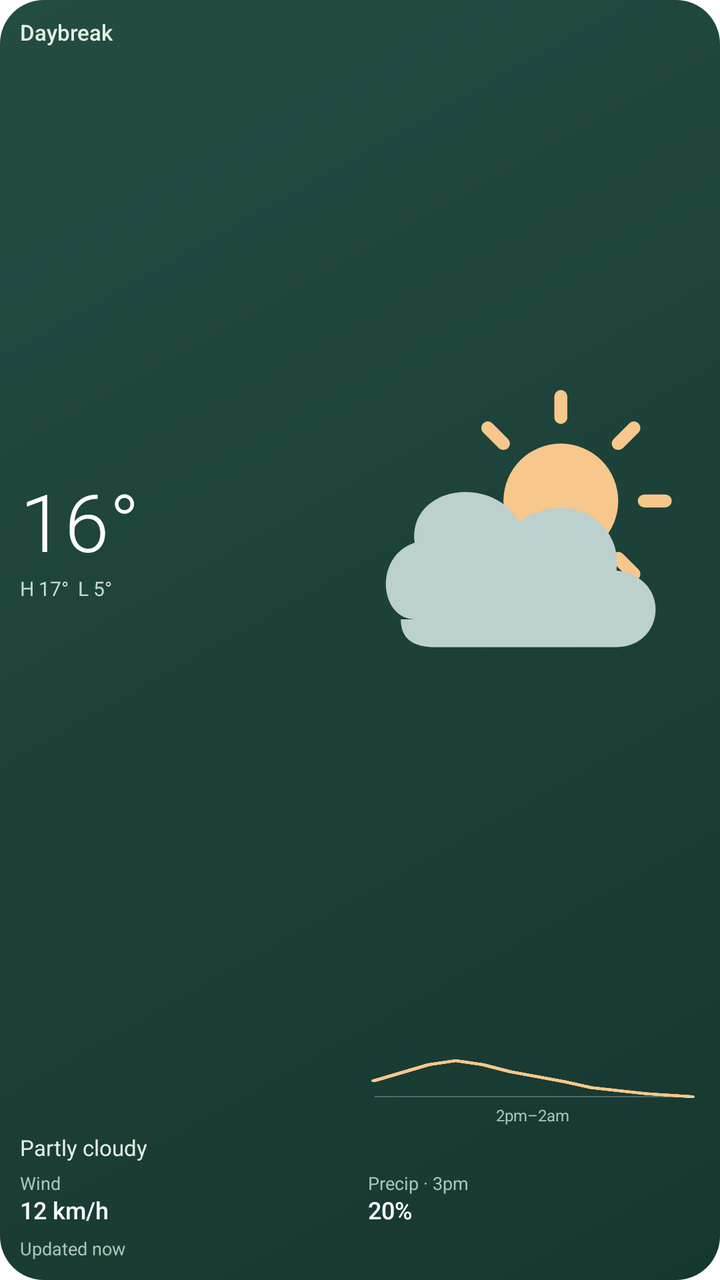
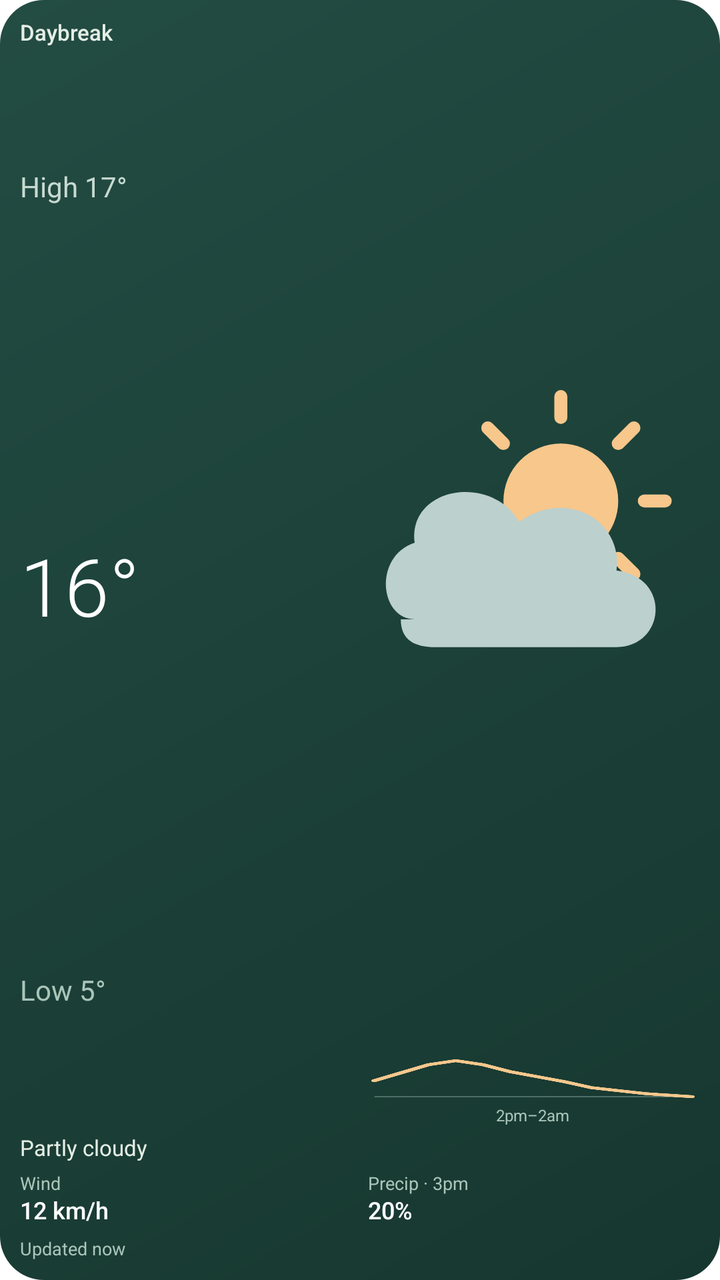

Two renders of the same Android screen: before a commit and after it. Below are the layout's source before the change and the commit's diff.
<!-- AndroidManifest.xml: fallback theme Theme.MaterialComponents.DayNight.NoActionBar -->
<!-- res/layout/weather_widget.xml -->
<?xml version="1.0" encoding="utf-8"?>
<LinearLayout xmlns:android="http://schemas.android.com/apk/res/android" android:id="@+id/widget_root" android:layout_width="match_parent" android:layout_height="match_parent" android:background="@drawable/widget_background" android:importantForAccessibility="yes" android:orientation="vertical" android:padding="10dp">
    <TextView android:id="@+id/place" android:layout_width="match_parent" android:layout_height="wrap_content" android:text="Daybreak" android:textSize="11sp" android:textColor="#E4EEE5" android:fontFamily="sans-serif-medium" android:includeFontPadding="false" android:maxLines="1" android:ellipsize="end" />
    <LinearLayout android:layout_width="match_parent" android:layout_height="0dp" android:layout_weight="1" android:orientation="horizontal" android:gravity="center_vertical" android:paddingTop="4dp" android:paddingBottom="5dp">
        <LinearLayout android:layout_width="0dp" android:layout_weight="1" android:layout_height="match_parent" android:orientation="vertical" android:gravity="center_vertical" android:paddingEnd="3dp">
            <TextView android:id="@+id/temperature" android:layout_width="match_parent" android:layout_height="0dp" android:layout_weight="1" android:text="16°" android:gravity="bottom" android:textSize="36sp" android:textColor="#FFFFFF" android:fontFamily="sans-serif-light" android:includeFontPadding="false" android:maxLines="1" android:autoSizeTextType="uniform" android:autoSizeMinTextSize="18sp" android:autoSizeMaxTextSize="40sp" android:autoSizeStepGranularity="1sp" />
            <TextView android:id="@+id/daily_range" android:layout_width="match_parent" android:layout_height="18dp" android:gravity="center_vertical" android:text="H 17°  L 5°" android:textSize="10sp" android:textColor="#C7DAD0" android:includeFontPadding="false" android:maxLines="1" android:autoSizeTextType="uniform" android:autoSizeMinTextSize="8sp" android:autoSizeMaxTextSize="10sp" android:autoSizeStepGranularity="1sp" />
            <TextView android:layout_width="1dp" android:layout_height="0dp" android:layout_weight="1" />
        </LinearLayout>
        <LinearLayout android:layout_width="0dp" android:layout_weight="1" android:layout_height="match_parent" android:orientation="vertical" android:gravity="center" android:paddingStart="3dp">
            <ImageView android:id="@+id/weather_icon" android:layout_width="match_parent" android:layout_height="0dp" android:layout_weight="1" android:src="@drawable/widget_partly" android:scaleType="fitCenter" android:maxHeight="36dp" android:adjustViewBounds="true" android:importantForAccessibility="no" />
            <ImageView android:id="@+id/temperature_graph" android:layout_width="match_parent" android:layout_height="28dp" android:layout_marginTop="3dp" android:src="@drawable/widget_graph_preview" android:scaleType="fitXY" android:importantForAccessibility="no" />
            <TextView android:id="@+id/graph_time" android:layout_width="match_parent" android:layout_height="wrap_content" android:gravity="center" android:text="2pm–2am" android:textSize="8sp" android:textColor="#AAC5B9" android:includeFontPadding="false" android:maxLines="1" android:ellipsize="end" />
        </LinearLayout>
    </LinearLayout>
    <TextView android:id="@+id/condition" android:layout_width="match_parent" android:layout_height="wrap_content" android:text="Partly cloudy" android:textSize="11sp" android:textColor="#E4EEE5" android:includeFontPadding="false" android:maxLines="1" android:ellipsize="end" />
    <LinearLayout android:layout_width="match_parent" android:layout_height="wrap_content" android:orientation="horizontal" android:paddingTop="6dp" android:paddingBottom="5dp">
        <LinearLayout android:layout_width="0dp" android:layout_weight="1" android:layout_height="wrap_content" android:orientation="vertical">
            <TextView android:layout_width="match_parent" android:layout_height="wrap_content" android:text="Wind" android:textSize="9sp" android:textColor="#AAC5B9" android:includeFontPadding="false" />
            <TextView android:id="@+id/wind" android:layout_width="match_parent" android:layout_height="17dp" android:text="12 km/h" android:textSize="12sp" android:fontFamily="sans-serif-medium" android:textColor="#FFFFFF" android:includeFontPadding="false" android:gravity="center_vertical" android:maxLines="1" android:autoSizeTextType="uniform" android:autoSizeMinTextSize="9sp" android:autoSizeMaxTextSize="12sp" android:autoSizeStepGranularity="1sp" />
        </LinearLayout>
        <LinearLayout android:layout_width="0dp" android:layout_weight="1" android:layout_height="wrap_content" android:orientation="vertical" android:paddingStart="4dp">
            <TextView android:id="@+id/precipitation_label" android:layout_width="match_parent" android:layout_height="wrap_content" android:text="Precip · 3pm" android:textSize="9sp" android:textColor="#AAC5B9" android:includeFontPadding="false" android:maxLines="1" android:ellipsize="end" />
            <TextView android:id="@+id/precipitation" android:layout_width="match_parent" android:layout_height="17dp" android:text="20%" android:textSize="12sp" android:fontFamily="sans-serif-medium" android:textColor="#FFFFFF" android:includeFontPadding="false" android:gravity="center_vertical" />
        </LinearLayout>
    </LinearLayout>
    <TextView android:id="@+id/updated" android:layout_width="match_parent" android:layout_height="wrap_content" android:text="Updated now" android:textSize="9sp" android:textColor="#AAC5B9" android:includeFontPadding="false" android:maxLines="1" android:ellipsize="end" />
</LinearLayout>
<!-- resources referenced by this layout -->
<resources>
  <!-- drawable widget_background (drawable) -->
  <shape xmlns:android="http://schemas.android.com/apk/res/android" android:shape="rectangle">
      <gradient android:startColor="#234C43" android:endColor="#16372F" android:angle="315" />
      <corners android:radius="22dp" />
  </shape>
  <!-- drawable widget_graph_preview (drawable) -->
  <vector xmlns:android="http://schemas.android.com/apk/res/android" android:width="80dp" android:height="28dp" android:viewportWidth="160" android:viewportHeight="56">
      <path android:strokeColor="#527369" android:strokeWidth="1" android:fillColor="@android:color/transparent" android:pathData="M4,46 L156,46" />
      <path android:strokeColor="#F7C78C" android:strokeWidth="3" android:strokeLineCap="round" android:strokeLineJoin="round" android:fillColor="@android:color/transparent" android:pathData="M4,30 L17,22 L30,14 L43,10 L56,14 L69,21 L82,26 L95,31 L108,37 L121,40 L134,43 L156,46" />
  </vector>
  <!-- drawable widget_partly (drawable) -->
  <vector xmlns:android="http://schemas.android.com/apk/res/android" android:width="48dp" android:height="48dp" android:viewportWidth="48" android:viewportHeight="48">
  <group android:scaleX="0.75" android:scaleY="0.75" android:translateX="10" android:translateY="-1"><path android:fillColor="#F7C78C" android:pathData="M24,13 A11,11 0,1 0,24 35 A11,11 0,1 0,24 13" /><path android:strokeColor="#F7C78C" android:strokeWidth="2.5" android:strokeLineCap="round" android:fillColor="@android:color/transparent" android:pathData="M24,4 L24,8 M24,40 L24,44 M4,24 L8,24 M40,24 L44,24 M10,10 L13,13 M35,35 L38,38 M10,38 L13,35 M35,13 L38,10" /></group><group android:translateY="3"><path android:fillColor="#BCD0CD" android:pathData="M7,31 C2,31 1,22 7,20 C6,12 18,10 22,17 C29,12 37,17 36,24 C44,25 43,35 36,35 L10,35 C7,35 5,34 5,31 Z" /></group>
  </vector>
</resources>

<!-- the commit's change to res/layout/weather_widget.xml (unified diff, before → after) -->
@@ -2,10 +2,10 @@
 <LinearLayout xmlns:android="http://schemas.android.com/apk/res/android" android:id="@+id/widget_root" android:layout_width="match_parent" android:layout_height="match_parent" android:background="@drawable/widget_background" android:importantForAccessibility="yes" android:orientation="vertical" android:padding="10dp">
     <TextView android:id="@+id/place" android:layout_width="match_parent" android:layout_height="wrap_content" android:text="Daybreak" android:textSize="11sp" android:textColor="#E4EEE5" android:fontFamily="sans-serif-medium" android:includeFontPadding="false" android:maxLines="1" android:ellipsize="end" />
     <LinearLayout android:layout_width="match_parent" android:layout_height="0dp" android:layout_weight="1" android:orientation="horizontal" android:gravity="center_vertical" android:paddingTop="4dp" android:paddingBottom="5dp">
-        <LinearLayout android:layout_width="0dp" android:layout_weight="1" android:layout_height="match_parent" android:orientation="vertical" android:gravity="center_vertical" android:paddingEnd="3dp">
-            <TextView android:id="@+id/temperature" android:layout_width="match_parent" android:layout_height="0dp" android:layout_weight="1" android:text="16°" android:gravity="bottom" android:textSize="36sp" android:textColor="#FFFFFF" android:fontFamily="sans-serif-light" android:includeFontPadding="false" android:maxLines="1" android:autoSizeTextType="uniform" android:autoSizeMinTextSize="18sp" android:autoSizeMaxTextSize="40sp" android:autoSizeStepGranularity="1sp" />
-            <TextView android:id="@+id/daily_range" android:layout_width="match_parent" android:layout_height="18dp" android:gravity="center_vertical" android:text="H 17°  L 5°" android:textSize="10sp" android:textColor="#C7DAD0" android:includeFontPadding="false" android:maxLines="1" android:autoSizeTextType="uniform" android:autoSizeMinTextSize="8sp" android:autoSizeMaxTextSize="10sp" android:autoSizeStepGranularity="1sp" />
-            <TextView android:layout_width="1dp" android:layout_height="0dp" android:layout_weight="1" />
+        <LinearLayout android:layout_width="0dp" android:layout_weight="1" android:layout_height="match_parent" android:orientation="vertical" android:paddingEnd="3dp">
+            <TextView android:id="@+id/daily_high" android:layout_width="match_parent" android:layout_height="0dp" android:layout_weight="1" android:text="High 17°" android:gravity="center_vertical" android:textSize="14sp" android:textColor="#C7DAD0" android:includeFontPadding="false" android:maxLines="1" android:autoSizeTextType="uniform" android:autoSizeMinTextSize="8sp" android:autoSizeMaxTextSize="14sp" android:autoSizeStepGranularity="1sp" />
+            <TextView android:id="@+id/temperature" android:layout_width="match_parent" android:layout_height="0dp" android:layout_weight="2" android:text="16°" android:gravity="center_vertical" android:textSize="36sp" android:textColor="#FFFFFF" android:fontFamily="sans-serif-light" android:includeFontPadding="false" android:maxLines="1" android:autoSizeTextType="uniform" android:autoSizeMinTextSize="18sp" android:autoSizeMaxTextSize="40sp" android:autoSizeStepGranularity="1sp" />
+            <TextView android:id="@+id/daily_low" android:layout_width="match_parent" android:layout_height="0dp" android:layout_weight="1" android:text="Low 5°" android:gravity="center_vertical" android:textSize="14sp" android:textColor="#AAC5B9" android:includeFontPadding="false" android:maxLines="1" android:autoSizeTextType="uniform" android:autoSizeMinTextSize="8sp" android:autoSizeMaxTextSize="14sp" android:autoSizeStepGranularity="1sp" />
         </LinearLayout>
         <LinearLayout android:layout_width="0dp" android:layout_weight="1" android:layout_height="match_parent" android:orientation="vertical" android:gravity="center" android:paddingStart="3dp">
             <ImageView android:id="@+id/weather_icon" android:layout_width="match_parent" android:layout_height="0dp" android:layout_weight="1" android:src="@drawable/widget_partly" android:scaleType="fitCenter" android:maxHeight="36dp" android:adjustViewBounds="true" android:importantForAccessibility="no" />
